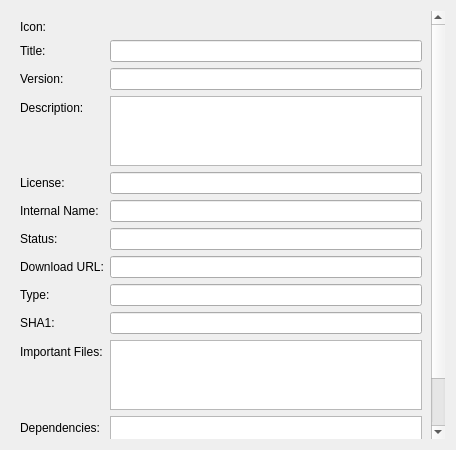
npackd/npackd, file wpmcpp/packageversionform.ui: the form before one commit.
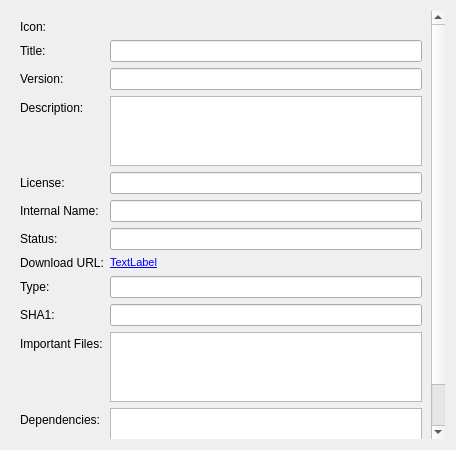
The form after the commit.

Commit message: show download URL as a link

Patch:
```diff
--- a/wpmcpp/packageversionform.ui
+++ b/wpmcpp/packageversionform.ui
@@ -28,7 +28,7 @@
         <x>0</x>
         <y>0</y>
         <width>421</width>
-        <height>470</height>
+        <height>469</height>
        </rect>
       </property>
       <layout class="QFormLayout" name="formLayout">
@@ -131,7 +131,7 @@
          </property>
         </widget>
        </item>
-       <item row="7" column="0">
+       <item row="8" column="0">
         <widget class="QLabel" name="label_8">
          <property name="text">
           <string>Download URL:</string>
@@ -141,14 +141,7 @@
          </property>
         </widget>
        </item>
-       <item row="7" column="1">
-        <widget class="QLineEdit" name="lineEditDownload">
-         <property name="readOnly">
-          <bool>true</bool>
-         </property>
-        </widget>
-       </item>
-       <item row="8" column="0">
+       <item row="9" column="0">
         <widget class="QLabel" name="label_10">
          <property name="text">
           <string>Type:</string>
@@ -158,14 +151,14 @@
          </property>
         </widget>
        </item>
-       <item row="8" column="1">
+       <item row="9" column="1">
         <widget class="QLineEdit" name="lineEditType">
          <property name="readOnly">
           <bool>true</bool>
          </property>
         </widget>
        </item>
-       <item row="9" column="0">
+       <item row="10" column="0">
         <widget class="QLabel" name="label_9">
          <property name="text">
           <string>SHA1:</string>
@@ -175,14 +168,14 @@
          </property>
         </widget>
        </item>
-       <item row="9" column="1">
+       <item row="10" column="1">
         <widget class="QLineEdit" name="lineEditSHA1">
          <property name="readOnly">
           <bool>true</bool>
          </property>
         </widget>
        </item>
-       <item row="10" column="0">
+       <item row="11" column="0">
         <widget class="QLabel" name="label_11">
          <property name="text">
           <string>Important Files:</string>
@@ -192,14 +185,14 @@
          </property>
         </widget>
        </item>
-       <item row="10" column="1">
+       <item row="11" column="1">
         <widget class="QTextEdit" name="textEditImportantFiles">
          <property name="readOnly">
           <bool>true</bool>
          </property>
         </widget>
        </item>
-       <item row="11" column="0">
+       <item row="12" column="0">
         <widget class="QLabel" name="label_12">
          <property name="text">
           <string>Dependencies:</string>
@@ -209,7 +202,7 @@
          </property>
         </widget>
        </item>
-       <item row="11" column="1">
+       <item row="12" column="1">
         <widget class="QTextEdit" name="textEditDependencies">
          <property name="readOnly">
           <bool>true</bool>
@@ -227,7 +220,22 @@
         </widget>
        </item>
        <item row="4" column="1">
-        <widget class="QLineEdit" name="lineEditLicense"/>
+        <widget class="QLineEdit" name="lineEditLicense">
+         <property name="readOnly">
+          <bool>true</bool>
+         </property>
+        </widget>
+       </item>
+       <item row="8" column="1">
+        <widget class="QLabel" name="labelDownloadURL">
+         <property name="text">
+          <string>&lt;!DOCTYPE HTML PUBLIC &quot;-//W3C//DTD HTML 4.0//EN&quot; &quot;http://www.w3.org/TR/REC-html40/strict.dtd&quot;&gt;
+&lt;html&gt;&lt;head&gt;&lt;meta name=&quot;qrichtext&quot; content=&quot;1&quot; /&gt;&lt;style type=&quot;text/css&quot;&gt;
+p, li { white-space: pre-wrap; }
+&lt;/style&gt;&lt;/head&gt;&lt;body style=&quot; font-family:'MS Shell Dlg 2'; font-size:8.25pt; font-weight:400; font-style:normal;&quot;&gt;
+&lt;p style=&quot; margin-top:0px; margin-bottom:0px; margin-left:0px; margin-right:0px; -qt-block-indent:0; text-indent:0px;&quot;&gt;&lt;a href=&quot;http://www.test.de&quot;&gt;&lt;span style=&quot; text-decoration: underline; color:#0000ff;&quot;&gt;TextLabel&lt;/span&gt;&lt;/a&gt;&lt;/p&gt;&lt;/body&gt;&lt;/html&gt;</string>
+         </property>
+        </widget>
        </item>
       </layout>
      </widget>
```
Left out of the diff: 3 changed lines with no effect on the pictures. The commit also changes 3 other files.
